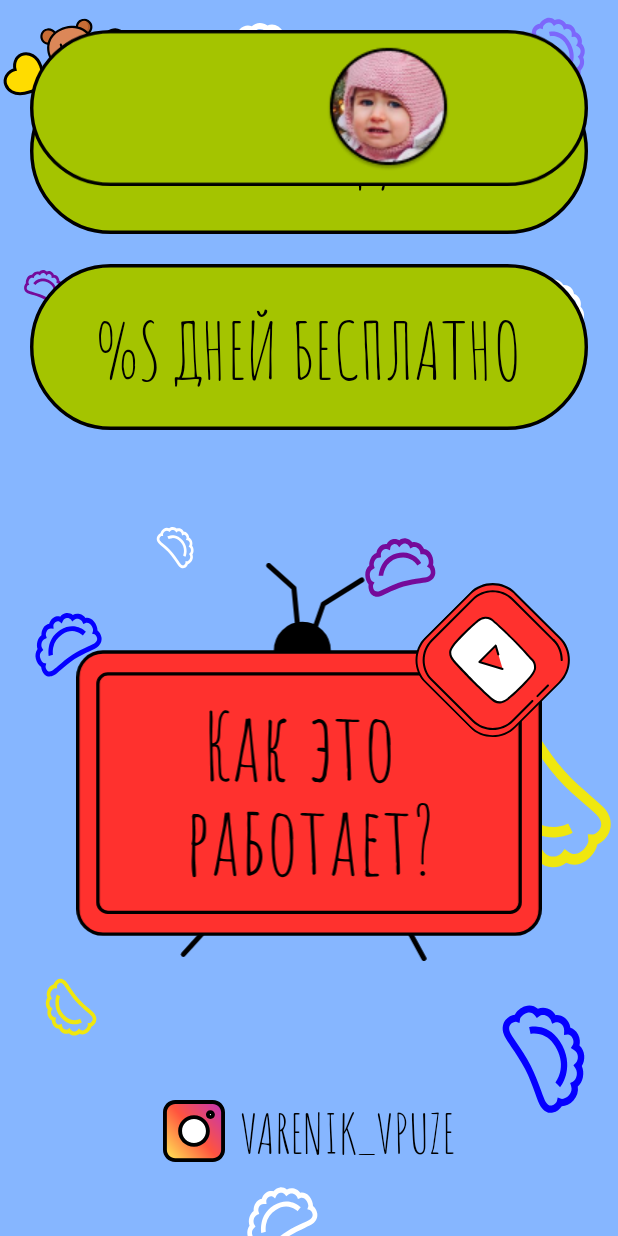
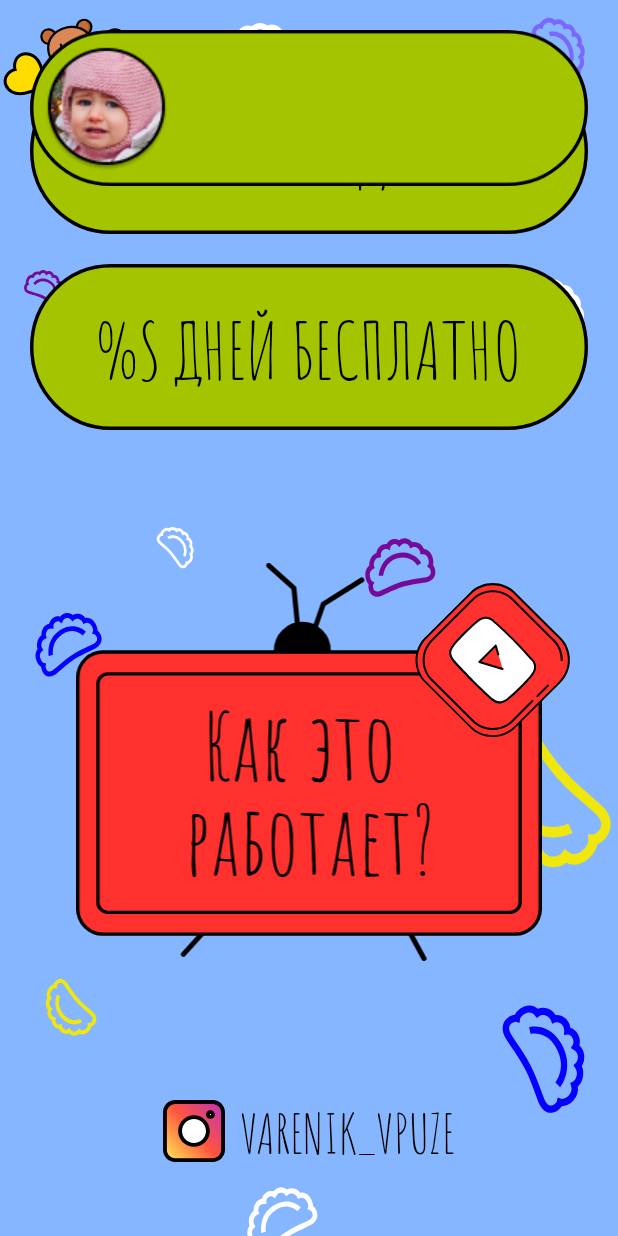
Before and after one commit to kair32/Not-Press, an Android app: the layout fragment_home.xml on its own in the app's theme, with its tools: preview values and no code run, on a phone screen of 412 x 824 dp. Run offline under Robolectric (Android 15) with nearby library versions, the phone set to English and light mode, and no system bars.

Commit message:
minor improvements, and fixed bugs

```diff
--- a/app/src/main/AndroidManifest.xml
+++ b/app/src/main/AndroidManifest.xml
@@ -20,7 +20,7 @@
         <service
             android:enabled="true"
             android:exported="false"
-            android:name=".ui.service.ServiceOverlay"/>
+            android:name="com.aks.notpress.service.service.ServiceOverlay"/>
     </application>
 
 </manifest>
--- a/app/src/main/java/com/aks/notpress/service/notification/Notification.kt
+++ b/app/src/main/java/com/aks/notpress/service/notification/Notification.kt
@@ -12,7 +12,7 @@ import android.os.Build
 import androidx.annotation.RequiresApi
 import androidx.core.app.NotificationCompat
 import com.aks.notpress.R
-import com.aks.notpress.ui.service.ServiceOverlay
+import com.aks.notpress.service.service.ServiceOverlay
 
 const val ID_NOTIFICATION = 102
 class Notification {
--- a/app/src/main/java/com/aks/notpress/utils/ActivityUtil.kt
+++ b/app/src/main/java/com/aks/notpress/utils/ActivityUtil.kt
@@ -1,6 +1,5 @@
 package com.aks.notpress.utils
 
-import android.Manifest
 import android.app.Activity
 import android.content.Intent
 import android.net.Uri
@@ -8,7 +7,7 @@ import android.os.Build
 import android.provider.Settings
 import androidx.lifecycle.LifecycleOwner
 import androidx.lifecycle.Observer
-import com.aks.notpress.ui.service.ServiceOverlay
+import com.aks.notpress.service.service.ServiceOverlay
 import com.aks.notpress.utils.ActivityType.*
 
 class ActivityUtil {
--- a/app/src/main/res/layout/activity_main.xml
+++ b/app/src/main/res/layout/activity_main.xml
@@ -7,7 +7,9 @@
 
     <FrameLayout
         android:layout_width="match_parent"
-        android:layout_height="match_parent">
+        android:layout_height="match_parent"
+        android:fitsSystemWindows="true"
+        >
 
         <FrameLayout
             android:id="@+id/container"
--- a/app/src/main/res/layout/fragment_home.xml
+++ b/app/src/main/res/layout/fragment_home.xml
@@ -45,9 +45,12 @@
             <androidx.appcompat.widget.SwitchCompat
                 android:id="@+id/switch_varenik"
                 style="@style/Switch"
-                android:layout_width="match_parent"
+                android:checked="false"
+                android:layout_width="wrap_content"
                 android:layout_height="match_parent"
-                android:layout_gravity="center"
+                app:layout_constraintStart_toStartOf="parent"
+                app:layout_constraintEnd_toEndOf="parent"
+                app:layout_constraintHorizontal_bias="0"
                 android:onCheckedChanged="@{(_, checked) -> viewModel.onCheckedChanged(checked)}" />
 
         </androidx.constraintlayout.widget.ConstraintLayout>
--- a/app/src/main/res/layout/fragment_pay.xml
+++ b/app/src/main/res/layout/fragment_pay.xml
@@ -12,7 +12,8 @@
     </data>
     <androidx.constraintlayout.widget.ConstraintLayout
         android:layout_width="match_parent"
-        android:layout_height="match_parent">
+        android:layout_height="match_parent"
+        bind:transitionManager="@{viewModel.isFreeDayVisible}">
 
         <TextView
             android:id="@+id/tv"
--- a/app/src/main/res/layout/overlay.xml
+++ b/app/src/main/res/layout/overlay.xml
@@ -9,7 +9,7 @@
         <import type="android.view.View"/>
         <variable
             name="viewModel"
-            type="com.aks.notpress.ui.service.ServiceOverlay" />
+            type="com.aks.notpress.service.service.ServiceOverlay" />
     </data>
 
     <androidx.constraintlayout.widget.ConstraintLayout
@@ -26,7 +26,6 @@
             app:layout_constraintTop_toTopOf="parent"
             app:layout_constraintEnd_toEndOf="parent"
             android:src="@drawable/ic_icon"
-            bind:isVisible="@{!viewModel.isPasswordVisible}"
             bind:isAlpha="@{!viewModel.isTextVisible}" />
 
         <TextView
@@ -38,7 +37,7 @@
             android:padding="@dimen/margin_10"
             android:gravity="end"
             android:fontFamily="@font/amatic_sc"
-            android:text="@string/touch_unlock"
+            android:text="@{viewModel.textClick}"
             android:textSize="@dimen/text_28"
             android:textColor="@android:color/black"
             android:alpha="0.8"
--- a/app/src/main/res/values/strings.xml
+++ b/app/src/main/res/values/strings.xml
@@ -7,9 +7,10 @@
     <string name="pay">Купить подписку</string>
     <string name="enter_password">Введите пароль</string>
     <string name="repeat_image">Повторите рисунок</string>
-    <string name="repeat">Повторите</string>
     <string name="save">Сохранить</string>
     <string name="delete">Удалить</string>
+    <string name="ok">ОК</string>
+    <string name="just_little">Осталось совсем чуть-чуть</string>
     <string name="warning_permission">Для работы приложения необходимо получить разрешение</string>
     <string name="description_pay">Если вы здесь, значит успели опробовать наше чудесное приложение.
         Мы создали его с любовью, исходя из личного опыта и потребностей.
@@ -18,9 +19,7 @@
 
     <!--УВЕДОМЛЕНИЯ -->
     <string name="touch">Нажмите для блокировки экрана</string>
-    <string name="touch_unlock">Для разблокировки нажмите 4 раза</string>
     <string name="notification_channel_id" translatable="false">notification_channel_id</string>
     <string name="notification_channel_name">Активация сервиса</string>
     <string name="notification_channel_description">Уведомления для активации сервиса блокировки экрана, не отключайте это уведомления, для стабильной работы сервиса</string>
-    <string name="ok">ОК</string>
 </resources>
--- a/app/src/main/res/values/styles.xml
+++ b/app/src/main/res/values/styles.xml
@@ -6,7 +6,8 @@
         <item name="colorAccent">@color/colorAccent</item>
         <item name="android:fontFamily">@font/amatic_sc</item>
         <item name="android:windowBackground">@drawable/ic_background</item>
-
+        <item name="android:windowTranslucentStatus">true</item>
+        <item name="android:windowTranslucentNavigation">true</item>
     </style>
 
     <style name="Button">
```
Also changed, not shown: app/src/main/java/com/aks/notpress/service/service/ServiceOverlay.kt (renamed from app/src/main/java/com/aks/notpress/ui/service/ServiceOverlay.kt, +7 -4 lines).
